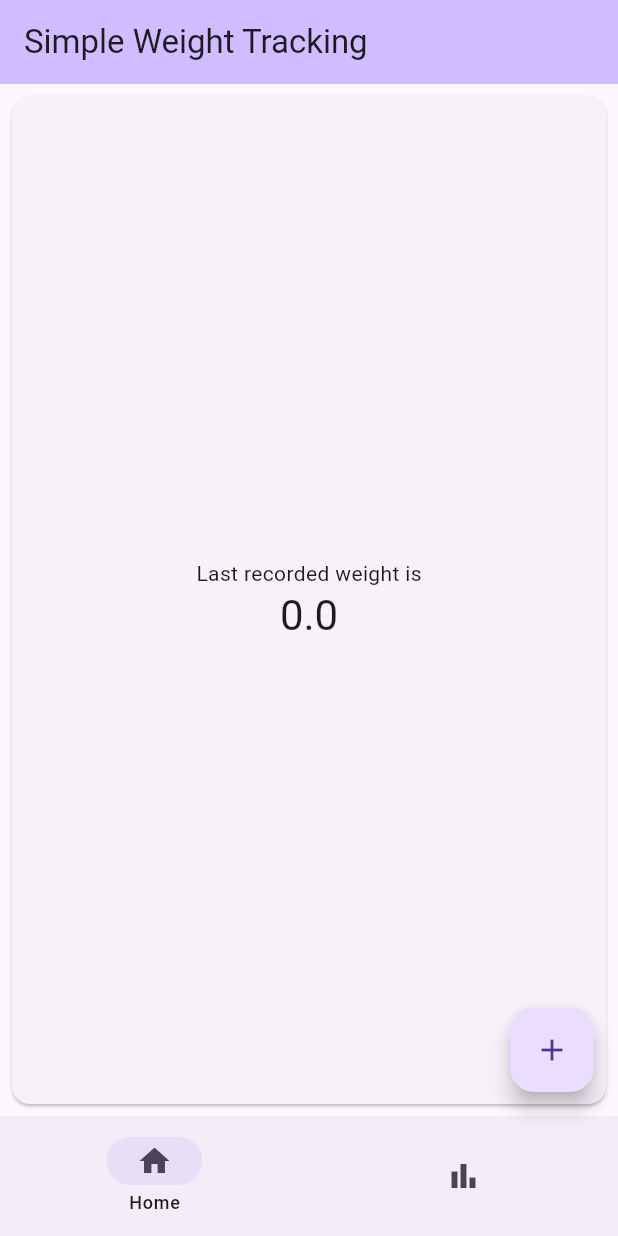
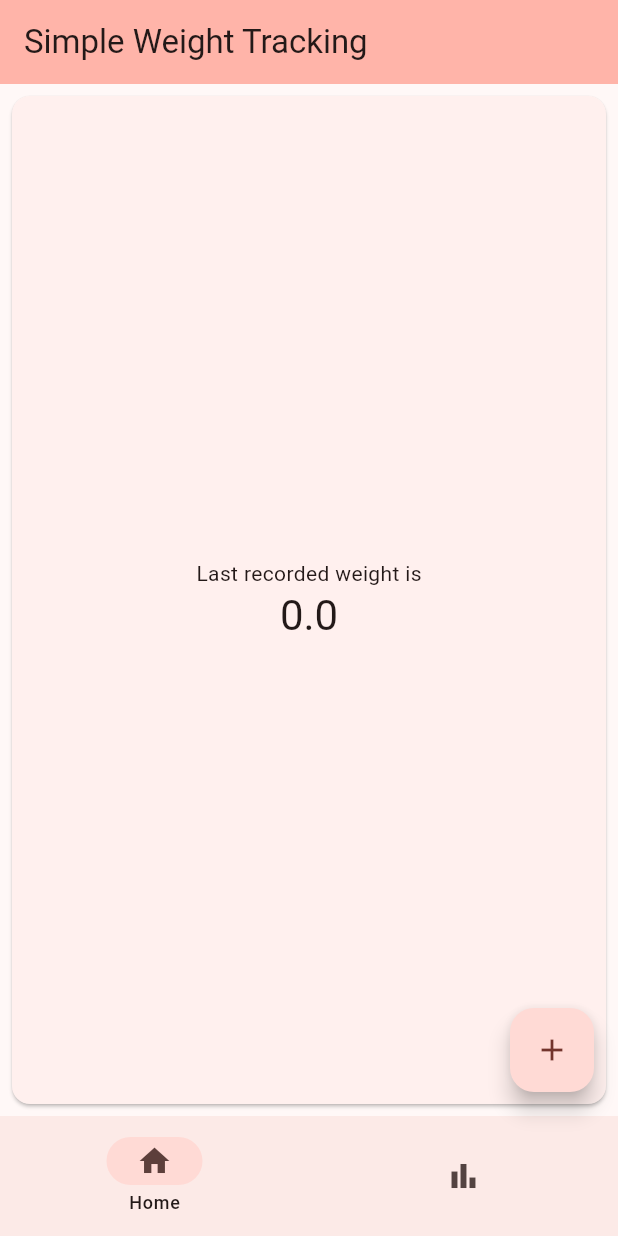
Before and after one commit to abdualdeen/Simply_Weight_App, a Flutter app: the screen it shows after launch, on a phone screen of 412 x 824 dp. Run offline on Flutter 3.47's test engine with Material 3 defaults, Android fonts, the phone set to English and light mode, and no system bars; our stand-ins replace sqflite; accounts and stored records are empty.

Commit message:
added first iteration of the light theme

```diff
--- a/lib/main.dart
+++ b/lib/main.dart
@@ -12,9 +12,20 @@ class MyApp extends StatelessWidget {
   // This widget is the root of your application.
   @override
   Widget build(BuildContext context) {
+    ThemeData lightTheme = ThemeData(
+      appBarTheme: const AppBarTheme(
+        color: Colors.red,
+        iconTheme: IconThemeData(color: Colors.black),
+      ),
+      colorScheme: ColorScheme.fromSeed(
+        seedColor: Colors.red,
+        brightness: Brightness.light,
+      ),
+    );
+
     ThemeData darkTheme = ThemeData(
       appBarTheme: const AppBarTheme(
-        color: Colors.redAccent,
+        color: Colors.red,
         iconTheme: IconThemeData(color: Colors.white),
       ),
       colorScheme: ColorScheme.fromSeed(
@@ -24,9 +35,7 @@ class MyApp extends StatelessWidget {
     );
     return MaterialApp(
       title: 'Simple Weight Tracking',
-      theme: ThemeData(
-        useMaterial3: true,
-      ),
+      theme: lightTheme,
       darkTheme: darkTheme,
       home: const MyHomePage(title: 'Simple Weight Tracking'),
     );
```
